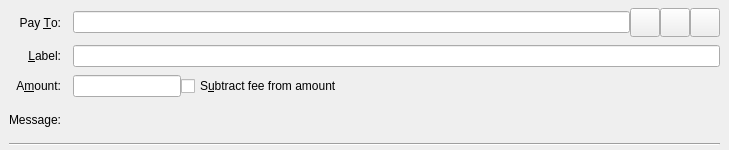
Qt form src/qt/forms/sendcoinsentry.ui (FeatherCoin/Feathercoin) before a commit.
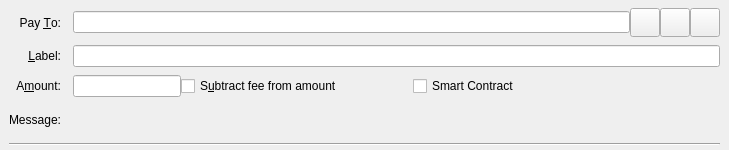
The same form after that commit. Icons and pictures are not drawn. Custom widgets are drawn as their Qt base class.

Diff of the .ui file:
```diff
--- a/src/qt/forms/sendcoinsentry.ui
+++ b/src/qt/forms/sendcoinsentry.ui
@@ -163,7 +163,7 @@
      </widget>
     </item>
     <item row="2" column="1">
-     <layout class="QHBoxLayout" name="horizontalLayoutAmount" stretch="0,1">
+     <layout class="QHBoxLayout" name="horizontalLayoutAmount" stretch="0,1,0,0">
       <item>
        <widget class="BitcoinAmountField" name="payAmount"/>
       </item>
@@ -177,6 +177,26 @@
         </property>
        </widget>
       </item>
+      <item>
+       <widget class="QCheckBox" name="checkSmart">
+        <property name="text">
+         <string>Smart Contract</string>
+        </property>
+       </widget>
+      </item>
+      <item>
+       <spacer name="horizontalSpacer">
+        <property name="orientation">
+         <enum>Qt::Horizontal</enum>
+        </property>
+        <property name="sizeHint" stdset="0">
+         <size>
+          <width>200</width>
+          <height>20</height>
+         </size>
+        </property>
+       </spacer>
+      </item>
      </layout>
     </item>
     <item row="3" column="0">
```
